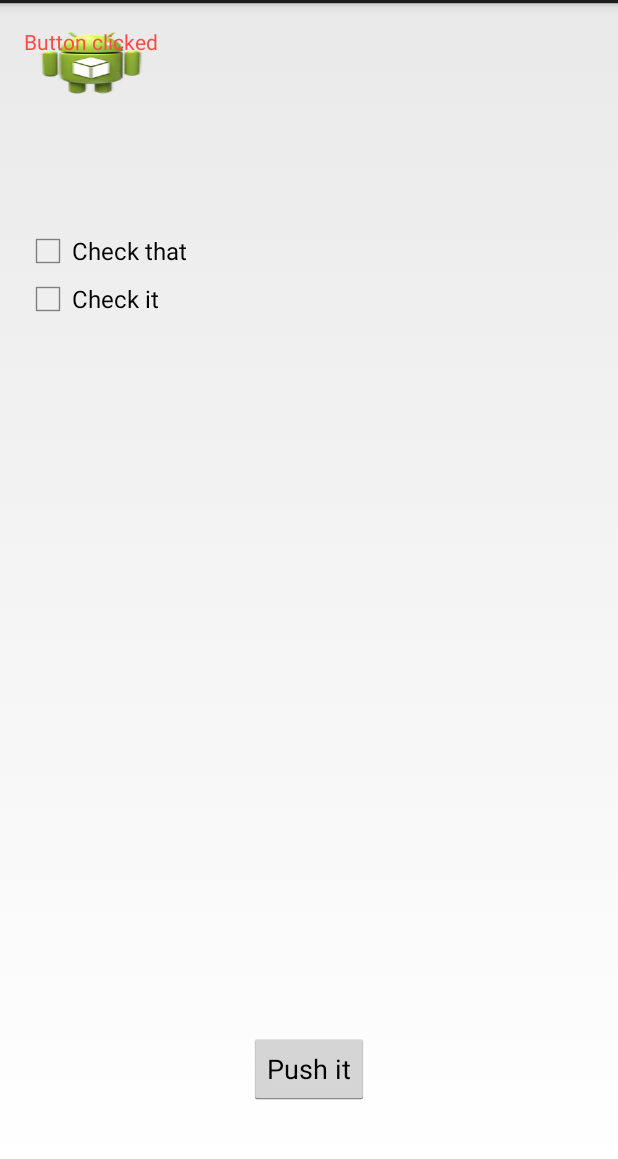
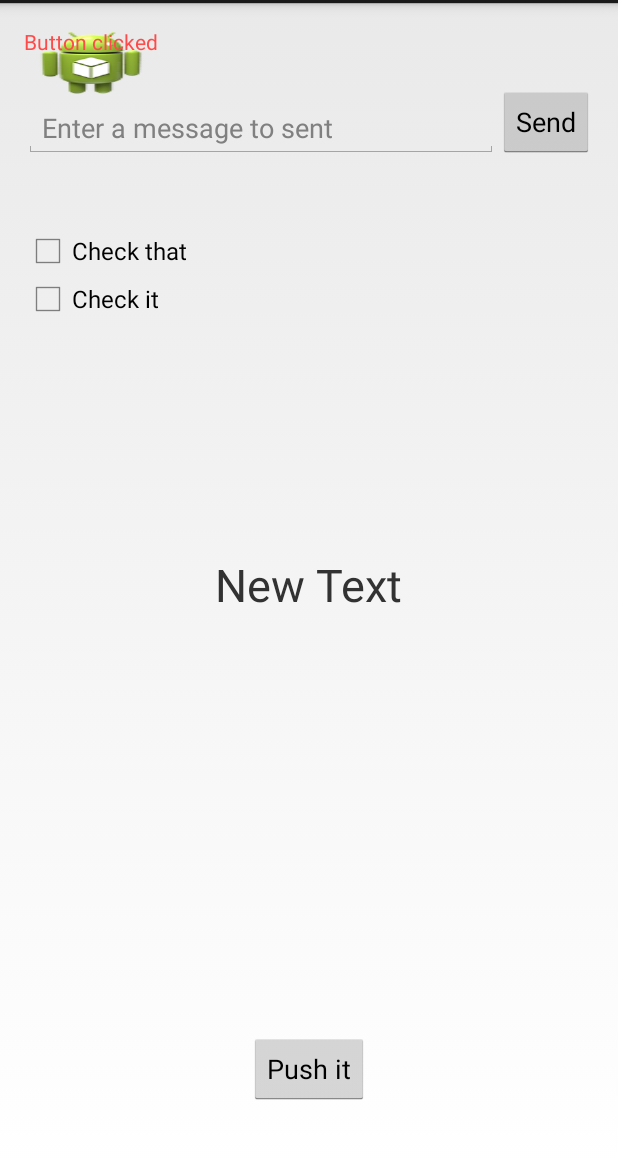
Before and after one commit to chrwi/Android, an Android app: the screen it shows after launch (MainActivity), after a tap on "Push it", on a phone screen of 412 x 824 dp, the part 69-1228 px from its top. Run offline under Robolectric (Android 15) with nearby library versions, the light colour scheme and no system bars.

Commit message:
added new intent

```diff
--- a/HelloWorldProject/HelloWorld/src/main/AndroidManifest.xml
+++ b/HelloWorldProject/HelloWorld/src/main/AndroidManifest.xml
@@ -22,6 +22,7 @@
                 <category android:name="android.intent.category.LAUNCHER" />
             </intent-filter>
         </activity>
+        <activity android:name=".DisplayMessageActivity"/>
     </application>
 
 </manifest>
--- a/HelloWorldProject/HelloWorld/src/main/res/layout/activity_main.xml
+++ b/HelloWorldProject/HelloWorld/src/main/res/layout/activity_main.xml
@@ -48,4 +48,32 @@
             android:layout_alignRight="@+id/checkBox"
             android:layout_alignLeft="@+id/checkBox"/>
 
+    <EditText
+            android:layout_width="fill_parent"
+            android:layout_height="wrap_content"
+            android:id="@+id/messageTextBox"
+            android:layout_below="@+id/textView"
+            android:layout_toLeftOf="@+id/textButton"
+            android:autoText="false"
+            android:hint="Enter a message to sent"/>
+
+    <Button
+            android:layout_width="wrap_content"
+            android:layout_height="wrap_content"
+            android:text="Send"
+            android:id="@+id/textButton"
+            android:layout_alignBottom="@+id/messageTextBox"
+            android:layout_alignParentRight="true"
+            android:singleLine="true"
+            android:onClick="sendMessage"/>
+
+    <TextView
+            android:layout_width="wrap_content"
+            android:layout_height="wrap_content"
+            android:text="New Text"
+            android:id="@+id/statusText"
+            android:layout_centerVertical="true"
+            android:layout_centerHorizontal="true"
+            android:textSize="30dp"/>
+
 </RelativeLayout>
```
Also changed, not shown: 27 other files.
